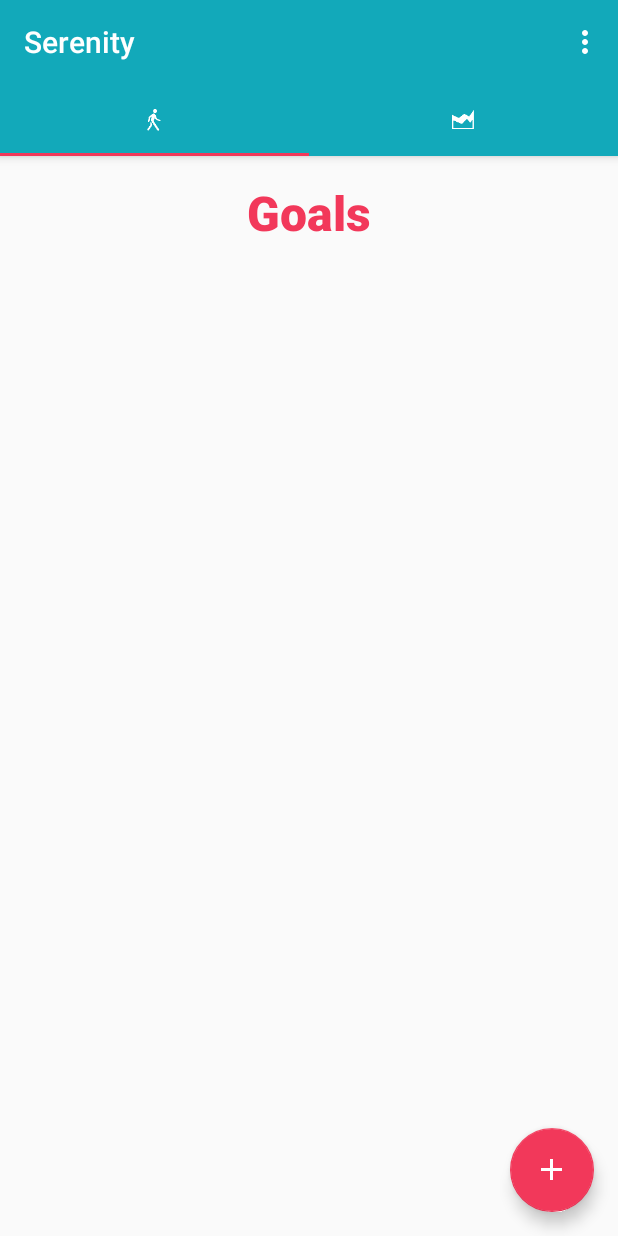
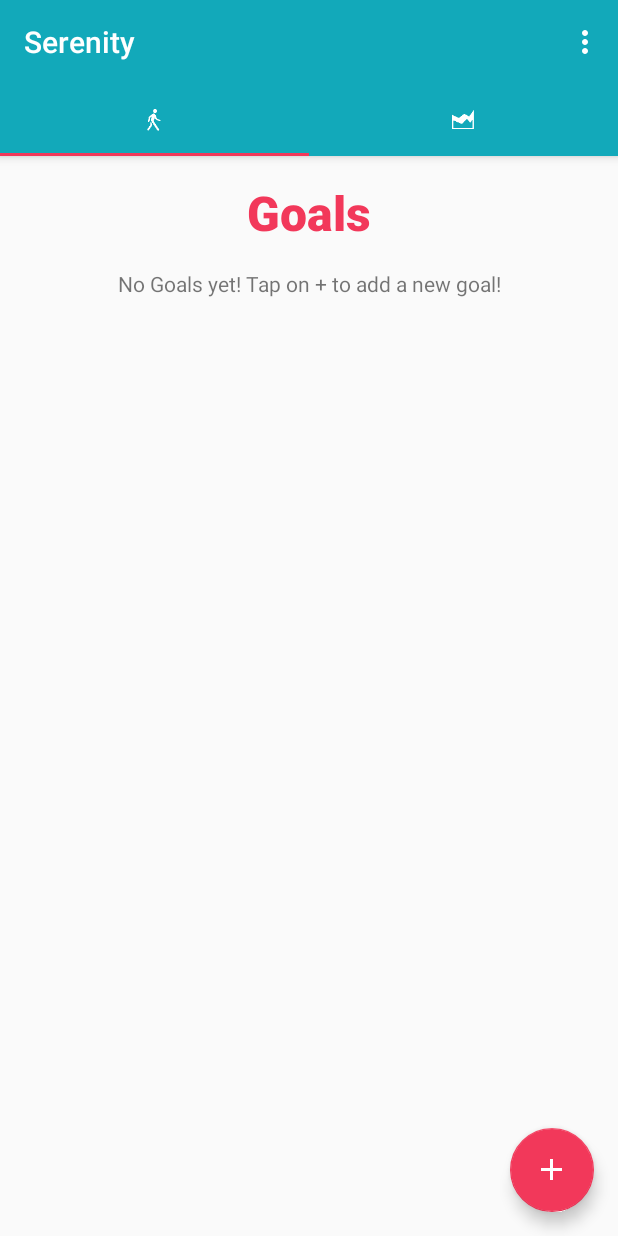
Before and after one commit to maheshgaya/TherapyApp, an Android app: the screen it shows after launch (MainActivity), on a phone screen of 412 x 824 dp. Run offline under Robolectric (Android 15) with nearby library versions, the phone set to English and light mode, and no system bars; our stand-ins replace ButterKnife; 3 statements that could not run were skipped.

Commit message:
Feat: added Null state for Goals RecycleView

```diff
--- a/MMELK/app/src/main/java/com/example/kelly/mmelk/fragment/GoalFragment.java
+++ b/MMELK/app/src/main/java/com/example/kelly/mmelk/fragment/GoalFragment.java
@@ -13,6 +13,7 @@ import android.support.v7.widget.RecyclerView;
 import android.view.LayoutInflater;
 import android.view.View;
 import android.view.ViewGroup;
+import android.widget.TextView;
 
 import com.example.kelly.mmelk.Constants;
 import com.example.kelly.mmelk.R;
@@ -33,6 +34,7 @@ public class GoalFragment extends Fragment implements LoaderManager.LoaderCallba
 
     private Cursor mActivitiesCursor;
 
+    @BindView(R.id.empty_goals_recycleview)TextView mEmptyRecycleView;
     @BindView(R.id.goals_recycleview) RecyclerView mRecycleView;
     private GoalsAdapter mGoalsActivitiesAdapter;
 
@@ -73,6 +75,7 @@ public class GoalFragment extends Fragment implements LoaderManager.LoaderCallba
         linearTrailerLayoutManager.setOrientation(LinearLayoutManager.VERTICAL);
         mRecycleView.setLayoutManager(linearTrailerLayoutManager);
         mRecycleView.setAdapter(mGoalsActivitiesAdapter);
+
         return rootView;
     }
 
@@ -124,6 +127,14 @@ public class GoalFragment extends Fragment implements LoaderManager.LoaderCallba
         switch (loader.getId()){
             case GOAL_ACTIVITIES_LOADER:{
                 mGoalsActivitiesAdapter.swapCursor(data);
+                if (data.getCount()  > 0){
+                    mRecycleView.setVisibility(View.VISIBLE);
+                    mEmptyRecycleView.setVisibility(View.GONE);
+
+                } else {
+                    mRecycleView.setVisibility(View.GONE);
+                    mEmptyRecycleView.setVisibility(View.VISIBLE);
+                }
                 break;
             }
             case ACTIVITIES_LOADER:{
```
